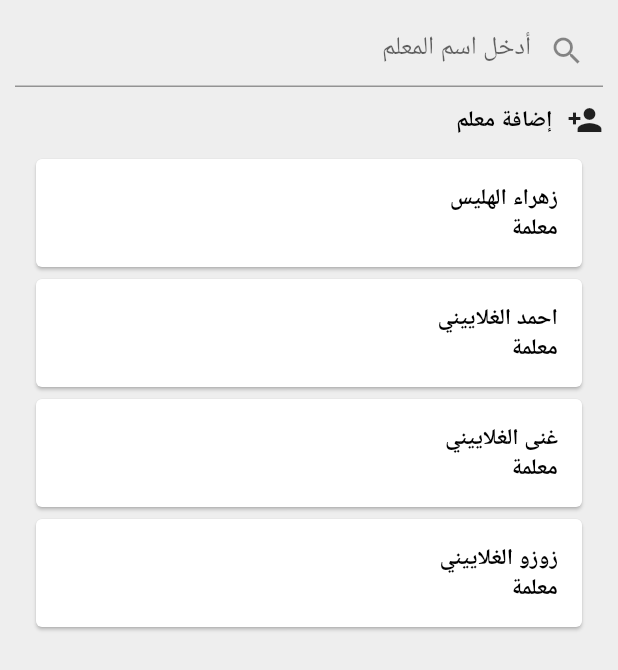
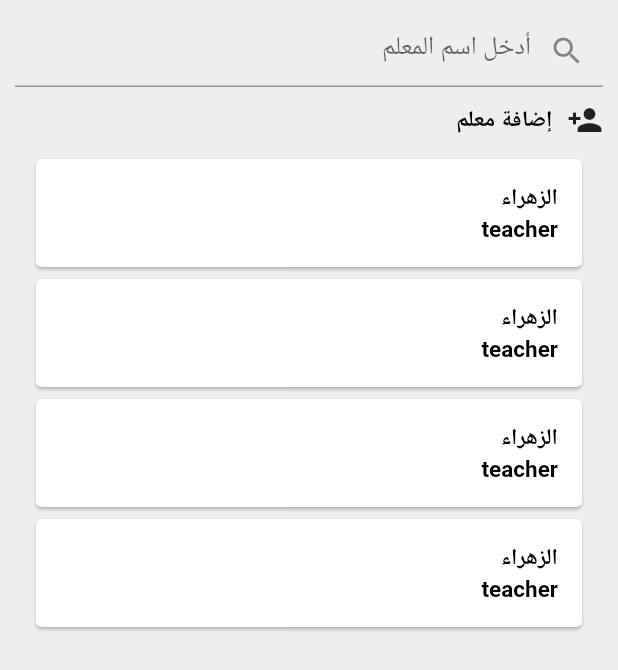
Before and after one commit to alzahrahalees/Hanan-2, a Flutter app: the TeacherScreen screen opened directly, on a phone screen of 412 x 824 dp. Shown: the top 670 px of the screen. Run offline on Flutter 3.47's test engine with Material 2 defaults, Android fonts, the phone set to English and light mode, and no system bars; our stand-ins replace cloud_firestore, firebase_auth, firebase_core; missing offline and left inert: multiselect_formfield; accounts and stored records are empty.

```diff
--- a/lib/UI/Admin/AdminTeacherScreen.dart
+++ b/lib/UI/Admin/AdminTeacherScreen.dart
@@ -5,10 +5,10 @@ import 'AddTeacher.dart';
 import '../Teacher.dart';
 import 'TeacherDetails.dart';
 
-var teacher1 = new Teacher("زهراء الهليس", "معلمة");
-var teacher2 = new Teacher("احمد الغلاييني", "معلمة");
-var teacher3 = new Teacher("غنى الغلاييني", "معلمة");
-var teacher4 = new Teacher("زوزو الغلاييني", "معلمة");
+var teacher1 = new Teacher(name: 'الزهراء', age: '22',email: 'zozo',birthday: '22/0',gender: 'f',uid: '123',type: 'teacher',phone: '050');
+var teacher2 = new Teacher(name: 'الزهراء', age: '22',email: 'zozo',birthday: '22/0',gender: 'f',uid: '123',type: 'teacher',phone: '050');
+var teacher3 = new Teacher(name: 'الزهراء', age: '22',email: 'zozo',birthday: '22/0',gender: 'f',uid: '123',type: 'teacher',phone: '050');
+var teacher4 = new Teacher(name: 'الزهراء', age: '22',email: 'zozo',birthday: '22/0',gender: 'f',uid: '123',type: 'teacher',phone: '050');
 
 List<Teacher> teachers = [teacher1, teacher2, teacher3, teacher4];
 List<Teacher> FilteringTeachers = [teacher1, teacher2, teacher3, teacher4];
@@ -38,7 +38,7 @@ class _TeacherScreenState extends State<TeacherScreen> {
                   setState(() {
                     FilteringTeachers = (teachers.where((element) =>
                     element.name.contains(string) ||
-                        element.position.contains(string))).toList();
+                        element.type.contains(string))).toList();
                       });
                     },
                   ),
@@ -71,7 +71,7 @@ class _TeacherScreenState extends State<TeacherScreen> {
                                   title: Text(FilteringTeachers[index].name,
                                       style: KTextPageStyle),
                                   subtitle: Text(
-                                      FilteringTeachers[index].position,
+                                      FilteringTeachers[index].type,
                                       style: KTextPageStyle),
                               onTap: () {
                                       Navigator.pushReplacement(
@@ -80,7 +80,7 @@ class _TeacherScreenState extends State<TeacherScreen> {
                                             builder: (context) => TeacherInfo(
                                                 FilteringTeachers[index].name,
                                                 FilteringTeachers[index]
-                                                    .position)),
+                                                    .type)),
                                       );
                                   }
                                   )
```
Also changed, not shown: lib/UI/Teacher.dart (+11 -6 lines), lib/services/database.dart (+35 -42 lines), lib/user.dart (+2 -5 lines).
